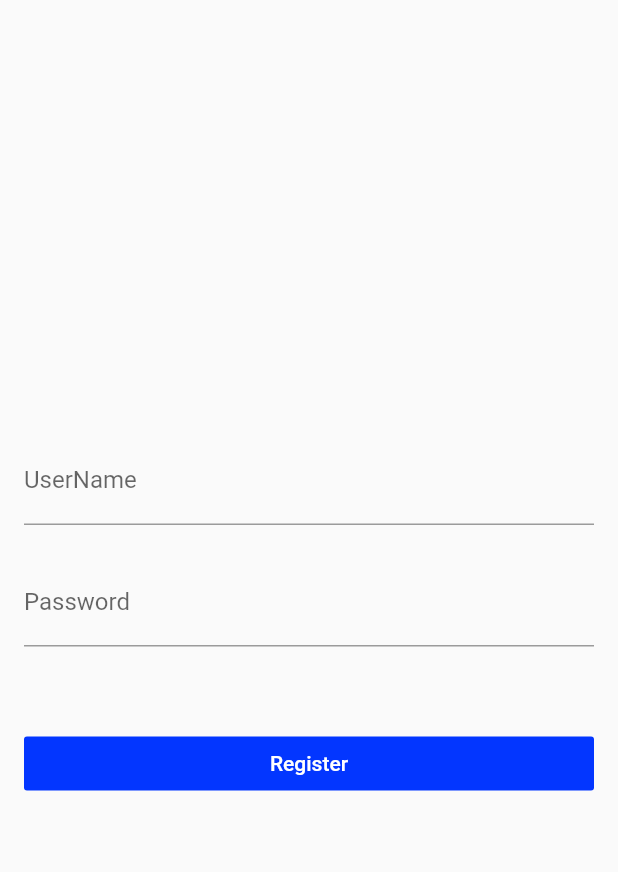
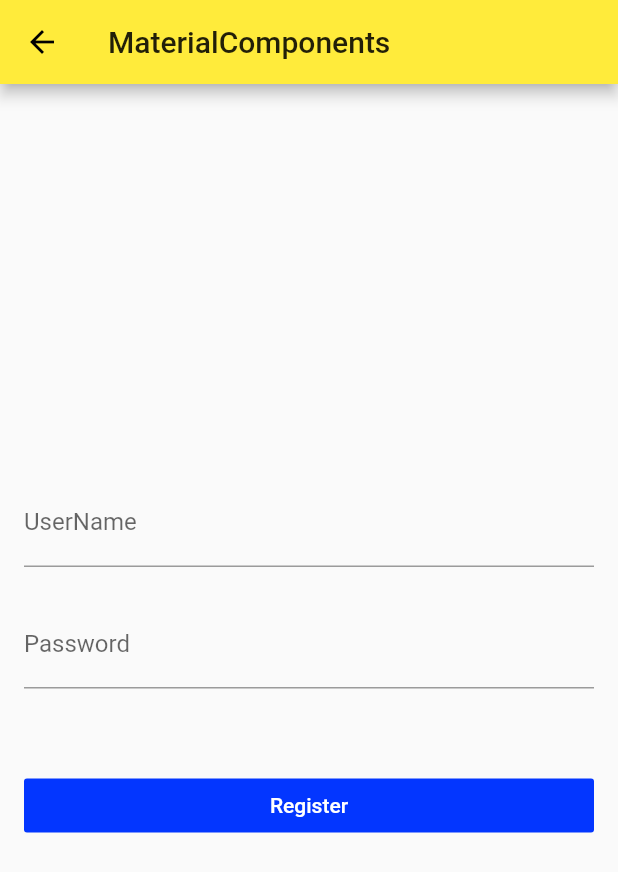
Before and after one commit to tangyoucheng/flutter_learning, a Flutter app: the FormDemo screen opened by its route, on a phone screen of 412 x 824 dp. Shown: the top 872 px of the screen. Run offline on Flutter 3.47's test engine with Material 2 defaults, Android fonts, the phone set to English and light mode, and no system bars.

Commit message:
material component

```diff
--- a/lib/demo/form_demo.dart
+++ b/lib/demo/form_demo.dart
@@ -4,6 +4,9 @@ class FormDemo extends StatelessWidget {
   @override
   Widget build(BuildContext context) {
     return Scaffold(
+      appBar: AppBar(
+        title: Text('MaterialComponents'),
+      ),
       body:
 //          Theme(data: ThemeData(primaryColor: Colors.blue), child: ThemeDemo()),
           Theme(
@@ -39,7 +42,9 @@ class _RegeditFormDemoState extends State<RegeditFormDemo> {
       debugPrint('userName ${userName}');
       debugPrint('password ${password}');
 
-      Scaffold.of(context).showSnackBar(SnackBar(content: Text('Register……'),));
+      Scaffold.of(context).showSnackBar(SnackBar(
+        content: Text('Register……'),
+      ));
     } else {
       setState(() {
         _autovalidate = true;
--- a/lib/demo/material_components.dart
+++ b/lib/demo/material_components.dart
@@ -2,6 +2,7 @@ import 'package:flutter/material.dart';
 import 'button_floating_action_demo.dart';
 import 'button_demo.dart';
 import 'popup_menu_button_demo.dart';
+import 'form_demo.dart';
 
 class MaterialComponents extends StatelessWidget {
   @override
@@ -14,6 +15,9 @@ class MaterialComponents extends StatelessWidget {
       body: new ListView(
         children: <Widget>[
           ListItem(
+            title: 'Form',
+            page: FormDemo(),
+          ),  ListItem(
             title: 'PopupMenuButtonDemo',
             page: PopupMenuButtonDemo(),
           ),
```
